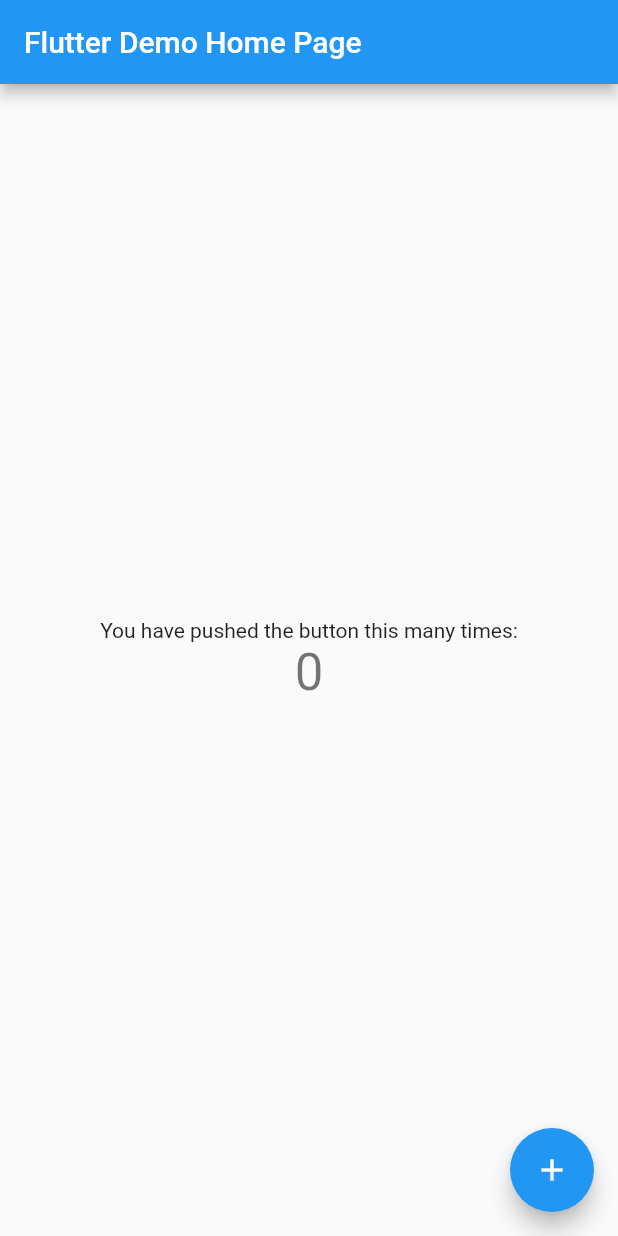
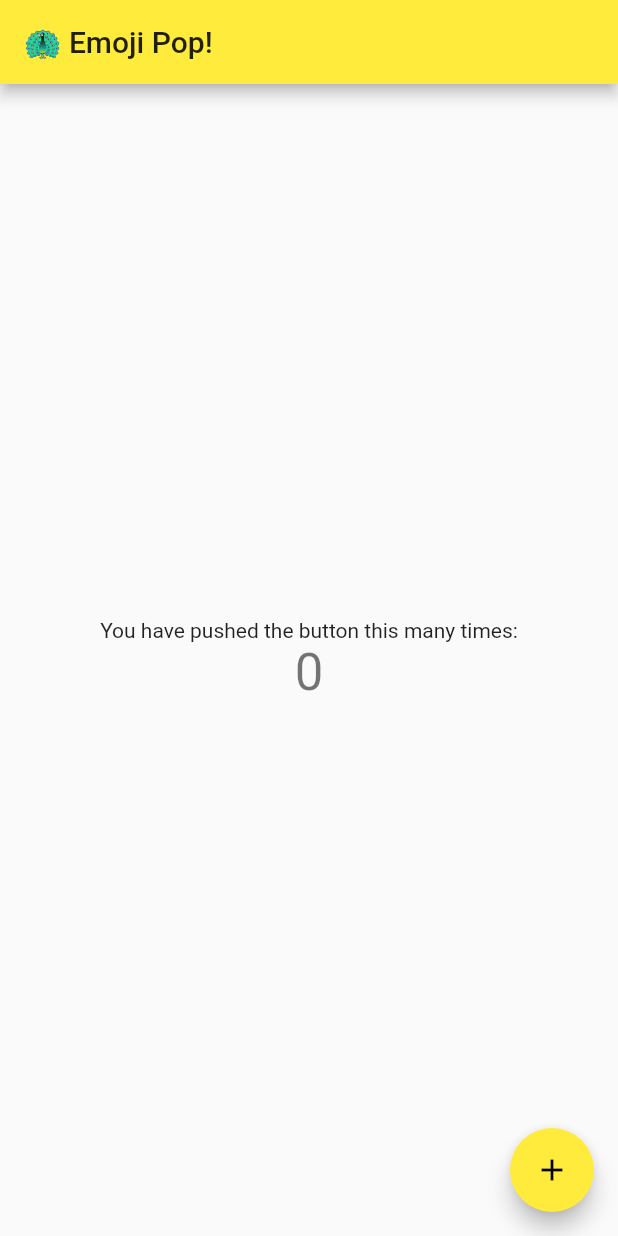
Before and after one commit to shuuji3/emoji_pop, a Flutter app: the screen it shows after launch, on a phone screen of 412 x 824 dp. Run offline on Flutter 3.47's test engine with Material 2 defaults, Android fonts, the phone set to English and light mode, and no system bars.

Commit message:
feat: Change the primary color to yellow and set the app title

```diff
--- a/lib/main.dart
+++ b/lib/main.dart
@@ -22,9 +22,9 @@ class MyApp extends StatelessWidget {
         // or simply save your changes to "hot reload" in a Flutter IDE).
         // Notice that the counter didn't reset back to zero; the application
         // is not restarted.
-        primarySwatch: Colors.blue,
+        primarySwatch: Colors.yellow,
       ),
-      home: const MyHomePage(title: 'Flutter Demo Home Page'),
+      home: const MyHomePage(title: '🦚 Emoji Pop!'),
     );
   }
 }
```
